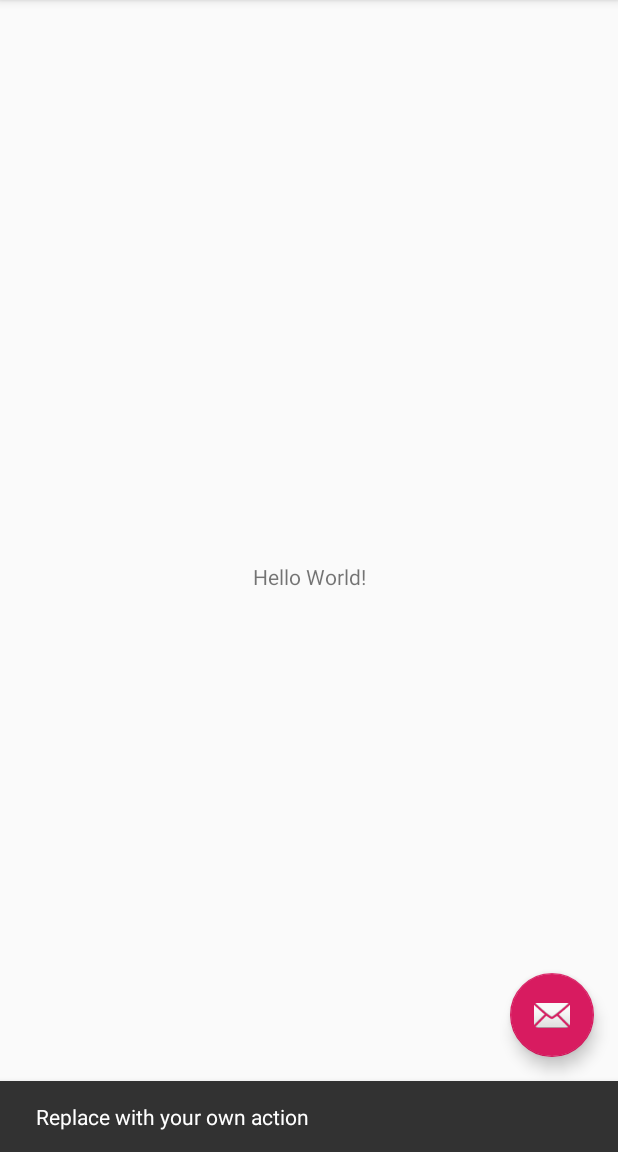
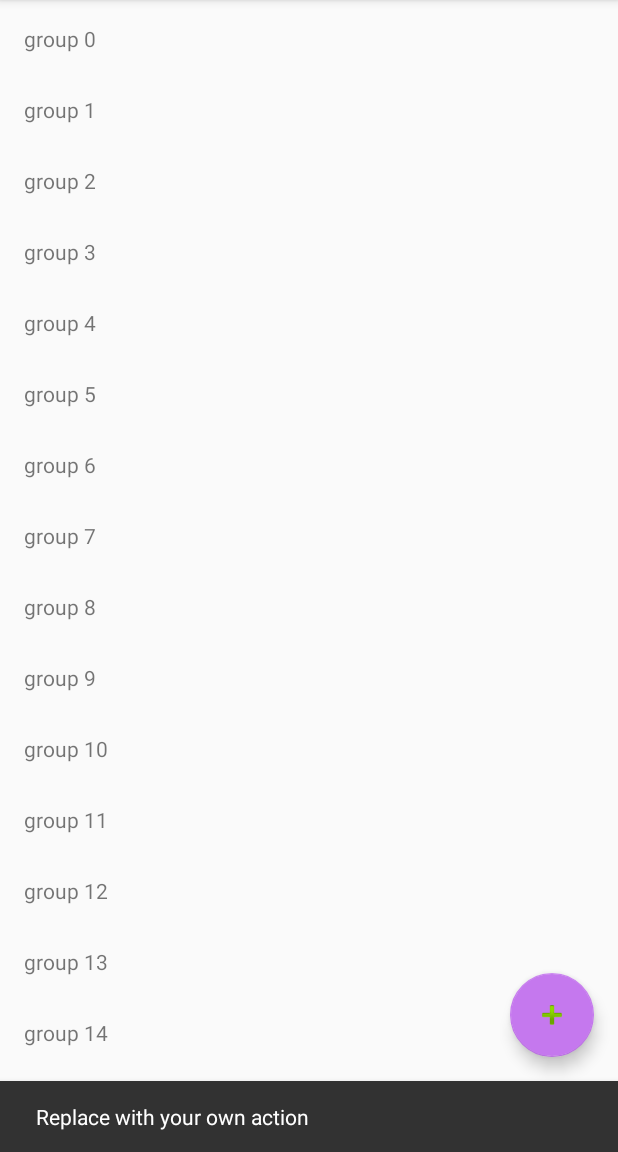
Before and after one commit to KimiyaZargari/Android-Proxy-, an Android app: the screen it shows after launch (MainActivity), after a tap on an icon or button, on a phone screen of 412 x 824 dp, the part 84-1236 px from its top. Run offline under Robolectric (Android 15) with nearby library versions, the phone set to English and light mode, and no system bars.

Commit message:
Add RecyclerView

```diff
--- /dev/null
+++ b/app/src/main/java/com/example/myproxy/GroupListAdaptor.java
@@ -0,0 +1,45 @@
+package com.example.myproxy;
+
+import android.view.LayoutInflater;
+import android.view.View;
+import android.view.ViewGroup;
+import android.widget.TextView;
+
+import androidx.annotation.NonNull;
+import androidx.recyclerview.widget.RecyclerView;
+
+public class GroupListAdaptor extends RecyclerView.Adapter<GroupListAdaptor.MyViewHolder> {
+    int groupNum;
+
+    public GroupListAdaptor(int groupNum){
+        this.groupNum = groupNum;
+    }
+    @NonNull
+    @Override
+    public GroupListAdaptor.MyViewHolder onCreateViewHolder(@NonNull ViewGroup parent, int viewType) {
+        LayoutInflater inflater = LayoutInflater.from(parent.getContext());
+        View view= inflater.inflate(R.layout.group, parent, false);
+        return new MyViewHolder(view);
+
+    }
+
+    @Override
+    public void onBindViewHolder(@NonNull GroupListAdaptor.MyViewHolder holder, int position) {
+        holder.name.setText( "group " + position);
+
+    }
+
+    @Override
+    public int getItemCount() {
+        return groupNum;
+    }
+    class MyViewHolder extends RecyclerView.ViewHolder{
+        TextView name;
+        public MyViewHolder(@NonNull View itemView) {
+            super(itemView);
+            name = itemView.findViewById(R.id.groupName);
+        }
+
+
+    }
+}
--- a/app/src/main/java/com/example/myproxy/MainActivity.java
+++ b/app/src/main/java/com/example/myproxy/MainActivity.java
@@ -10,6 +10,8 @@ import com.google.android.material.snackbar.Snackbar;
 
 import androidx.appcompat.app.AppCompatActivity;
 import androidx.appcompat.widget.Toolbar;
+import androidx.recyclerview.widget.LinearLayoutManager;
+import androidx.recyclerview.widget.RecyclerView;
 
 import android.util.Log;
 import android.view.View;
@@ -21,7 +23,8 @@ import java.net.ServerSocket;
 import java.util.List;
 
 public class MainActivity extends AppCompatActivity {
-
+    RecyclerView listView;
+    GroupListAdaptor adaptor;
     @Override
     protected void onCreate(Bundle savedInstanceState) {
         super.onCreate(savedInstanceState);
@@ -36,13 +39,17 @@ public class MainActivity extends AppCompatActivity {
                         .setAction("Action", null).show();
             }
         });
+
+        listView = findViewById(R.id.group_list);
+        LinearLayoutManager layoutManager = new LinearLayoutManager(this);
+        listView.setLayoutManager(layoutManager);
+        adaptor = new GroupListAdaptor(15);
+        listView.setAdapter(adaptor);
         Intent listener = new Intent(this, BrowserListener.class);
         startService(listener);
 
 
-
     }
-
 
 
     @Override
--- a/app/src/main/res/layout/activity_main.xml
+++ b/app/src/main/res/layout/activity_main.xml
@@ -28,6 +28,7 @@
         android:layout_height="wrap_content"
         android:layout_gravity="bottom|end"
         android:layout_margin="@dimen/fab_margin"
-        app:srcCompat="@android:drawable/ic_dialog_email" />
+        app:backgroundTint="#C578EE"
+        app:srcCompat="@android:drawable/ic_input_add" />
 
 </androidx.coordinatorlayout.widget.CoordinatorLayout>
--- a/app/src/main/res/layout/content_main.xml
+++ b/app/src/main/res/layout/content_main.xml
@@ -1,5 +1,5 @@
 <?xml version="1.0" encoding="utf-8"?>
-<androidx.constraintlayout.widget.ConstraintLayout xmlns:android="http://schemas.android.com/apk/res/android"
+<FrameLayout xmlns:android="http://schemas.android.com/apk/res/android"
     xmlns:app="http://schemas.android.com/apk/res-auto"
     xmlns:tools="http://schemas.android.com/tools"
     android:layout_width="match_parent"
@@ -8,13 +8,9 @@
     tools:context=".MainActivity"
     tools:showIn="@layout/activity_main">
 
-    <TextView
-        android:layout_width="wrap_content"
-        android:layout_height="wrap_content"
-        android:text="Hello World!"
-        app:layout_constraintBottom_toBottomOf="parent"
-        app:layout_constraintLeft_toLeftOf="parent"
-        app:layout_constraintRight_toRightOf="parent"
-        app:layout_constraintTop_toTopOf="parent" />
 
-</androidx.constraintlayout.widget.ConstraintLayout>
+    <androidx.recyclerview.widget.RecyclerView
+        android:id = "@+id/group_list"
+        android:layout_width="match_parent"
+        android:layout_height="match_parent" />
+</FrameLayout>
--- /dev/null
+++ b/app/src/main/res/layout/group.xml
@@ -0,0 +1,17 @@
+<?xml version="1.0" encoding="utf-8"?>
+<androidx.constraintlayout.widget.ConstraintLayout xmlns:android="http://schemas.android.com/apk/res/android"
+    xmlns:app="http://schemas.android.com/apk/res-auto"
+    xmlns:tools="http://schemas.android.com/tools"
+    android:orientation="vertical" android:layout_width="match_parent"
+    android:layout_height="wrap_content">
+
+    <TextView
+        android:id="@+id/groupName"
+        android:layout_width="83dp"
+        android:layout_height="31dp"
+        android:layout_marginStart="16dp"
+        android:layout_marginTop="16dp"
+        android:text="TextView"
+        app:layout_constraintStart_toStartOf="parent"
+        app:layout_constraintTop_toTopOf="parent" />
+</androidx.constraintlayout.widget.ConstraintLayout>
```
Also changed, not shown: app/src/main/java/com/example/myproxy/ParcelableSocket.java (deleted, +0 -47 lines), app/src/main/java/com/example/myproxy/ProxyMultiThread.java (deleted, +0 -13 lines), app/src/main/java/com/example/myproxy/RequestReader.java (deleted, +0 -20 lines).
